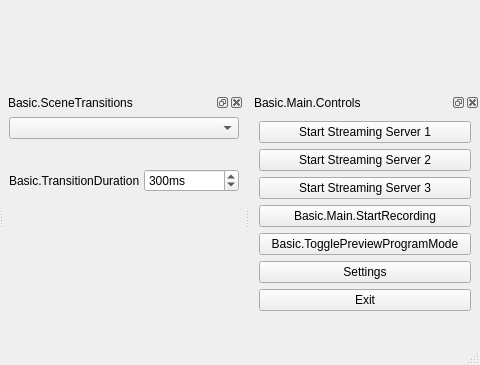
First picture: the form in UI/forms/OBSBasic.ui, repository Winding6636/obs_mod, before the edit; both pictures show x 624 to 1104 and y 365 to 730 of the 1104 by 730 pixel window.
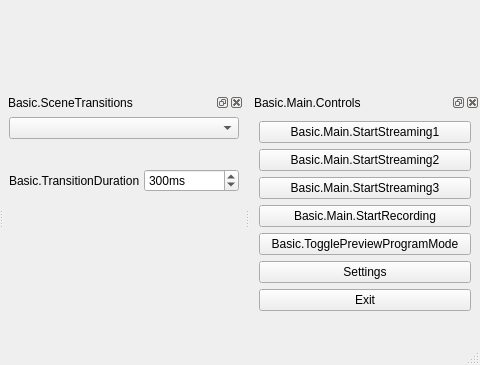
Second picture: the form after the edit. Icons and pictures are not drawn. Custom widgets are drawn as their Qt base class.

What changed in the file:
```diff
--- a/UI/forms/OBSBasic.ui
+++ b/UI/forms/OBSBasic.ui
@@ -936,7 +936,7 @@
         </sizepolicy>
        </property>
        <property name="text">
-        <string>Start Streaming Server 1</string>
+        <string>Basic.Main.StartStreaming1</string>
        </property>
        <property name="checkable">
         <bool>false</bool>
@@ -955,7 +955,7 @@
         </sizepolicy>
        </property>
        <property name="text">
-        <string>Start Streaming Server 2</string>
+        <string>Basic.Main.StartStreaming2</string>
        </property>
        <property name="checkable">
         <bool>false</bool>
@@ -974,7 +974,7 @@
         </sizepolicy>
        </property>
        <property name="text">
-        <string>Start Streaming Server 3</string>
+        <string>Basic.Main.StartStreaming3</string>
        </property>
        <property name="checkable">
         <bool>false</bool>
```
